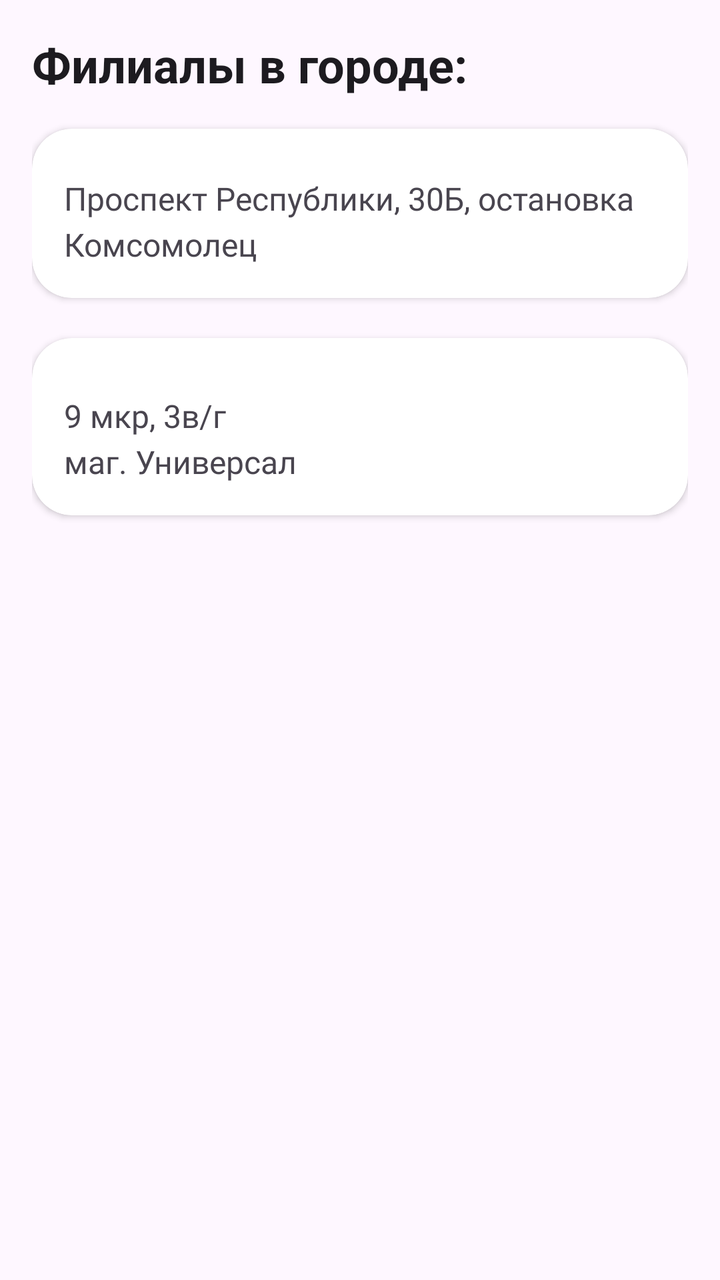
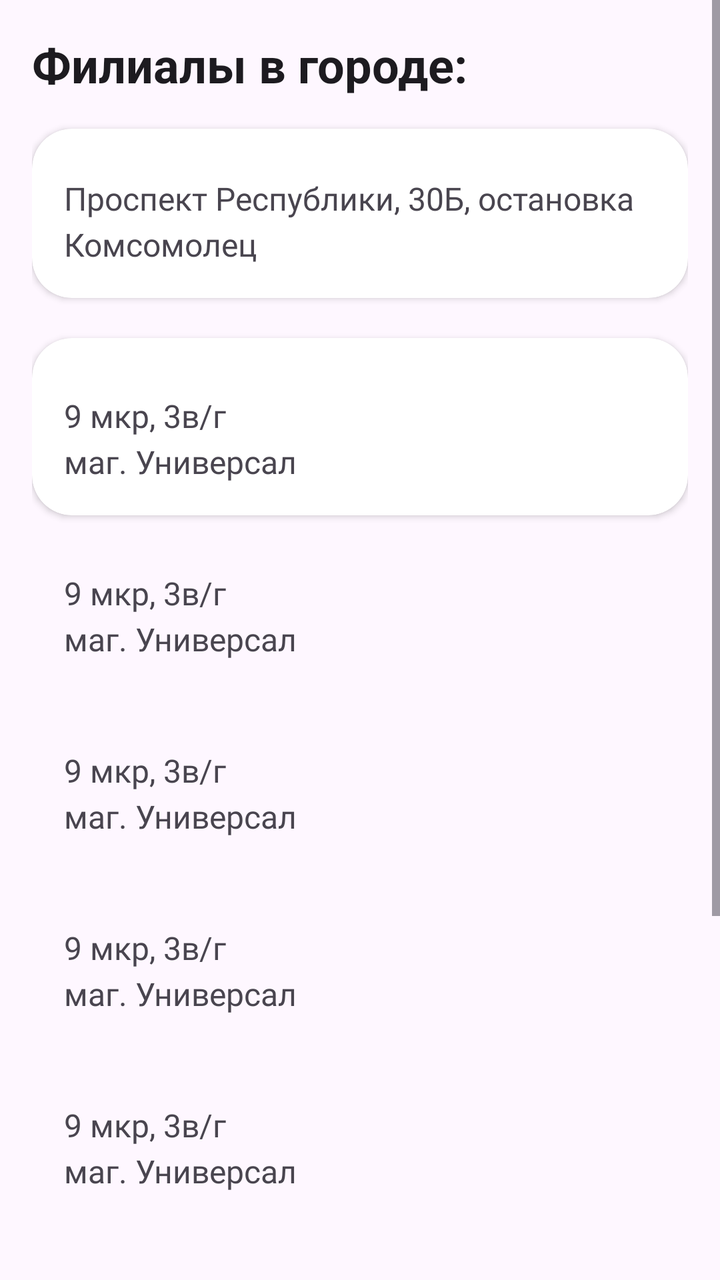

Two renders of the same Android screen: before a commit and after it. Below are the layout's source before the change and the commit's diff.
<!-- AndroidManifest.xml: application theme Theme.CenterFoto -->
<!-- res/layout/activity_branches.xml -->
<?xml version="1.0" encoding="utf-8"?>
<LinearLayout xmlns:android="http://schemas.android.com/apk/res/android"
    xmlns:tools="http://schemas.android.com/tools"
    xmlns:app="http://schemas.android.com/apk/res-auto"
    android:id="@+id/branches_container"
    android:layout_width="match_parent"
    android:layout_height="match_parent"
    android:orientation="vertical"
    android:padding="16dp"
    tools:context=".BranchesActivity">

    
    <TextView
        android:id="@+id/title"
        android:layout_width="wrap_content"
        android:layout_height="wrap_content"
        android:text="Филиалы в городе:"
        android:textSize="24sp"
        android:textStyle="bold"
        android:textColor="?android:attr/textColorPrimary"
        android:paddingBottom="16dp" />

    
    <androidx.cardview.widget.CardView
        android:id="@+id/first"
        android:layout_width="match_parent"
        android:layout_height="wrap_content"

        app:cardCornerRadius="20dp">


    <TextView
        android:id="@+id/komsomolets"
        android:layout_width="match_parent"
        android:layout_height="wrap_content"
        android:layout_marginTop="8dp"
        android:padding="16dp"
        android:fontFamily="@font/firasans"
        android:text="Проспект Республики, 30Б, остановка Комсомолец"
        android:textSize="16sp"
        android:lineSpacingExtra="4dp"
        android:elevation="2dp" />
    </androidx.cardview.widget.CardView>
    

    <androidx.cardview.widget.CardView
        android:layout_width="match_parent"
        android:layout_height="wrap_content"
        android:layout_marginTop="20dp"
        app:cardCornerRadius="20dp">
    <TextView
        android:id="@+id/universal"
        android:layout_width="match_parent"
        android:layout_height="wrap_content"
        android:layout_marginTop="12dp"
        android:fontFamily="@font/firasans"
        android:padding="16dp"
        android:text="9 мкр, 3в/г\nмаг. Универсал"
        android:textSize="16sp"
        android:lineSpacingExtra="4dp"

        android:elevation="2dp" />
    </androidx.cardview.widget.CardView>
</LinearLayout>
<!-- resources referenced by this layout -->
<resources>
  <style name="Theme.CenterFoto" parent="Base.Theme.CenterFoto" />
  <style name="Base.Theme.CenterFoto" parent="Theme.Material3.DayNight.NoActionBar">
          <item name="colorPrimary">@color/md_theme_light_primary</item>
          <item name="colorPrimaryVariant">@color/md_theme_light_primaryContainer</item>
          <item name="colorOnPrimary">@color/white</item>
          
          <item name="android:statusBarColor">@android:color/transparent</item>
          <item name="android:navigationBarColor">@android:color/transparent</item>
          <item name="android:windowLightStatusBar">true</item>          
          <item name="android:windowLightNavigationBar">true</item>
  
          
          <item name="android:enforceStatusBarContrast">false</item>
          <item name="android:enforceNavigationBarContrast">false</item>
  
      </style>
  <color name="md_theme_light_primary">#000000</color>
  <color name="md_theme_light_primaryContainer">#D1E4FF</color>
  <color name="white">#FFFFFFFF</color>
</resources>

<!-- the commit's change to res/layout/activity_branches.xml (unified diff, before → after) -->
@@ -1,4 +1,9 @@
 <?xml version="1.0" encoding="utf-8"?>
+<ScrollView
+    xmlns:android="http://schemas.android.com/apk/res/android"
+    android:id="@+id/scroll"
+    android:layout_width="match_parent"
+    android:layout_height="wrap_content">
 <LinearLayout xmlns:android="http://schemas.android.com/apk/res/android"
     xmlns:tools="http://schemas.android.com/tools"
     xmlns:app="http://schemas.android.com/apk/res-auto"
@@ -8,6 +13,7 @@
     android:orientation="vertical"
     android:padding="16dp"
     tools:context=".BranchesActivity">
+
 
     
     <TextView
@@ -60,5 +66,98 @@
         android:lineSpacingExtra="4dp"
 
         android:elevation="2dp" />
+
     </androidx.cardview.widget.CardView>
+
+    <TextView
+        android:id="@+id/universal2"
+        android:layout_width="match_parent"
+        android:layout_height="wrap_content"
+        android:layout_marginTop="12dp"
+        android:elevation="2dp"
+        android:fontFamily="@font/firasans"
+        android:lineSpacingExtra="4dp"
+        android:padding="16dp"
+        android:text="9 мкр, 3в/г\nмаг. Универсал"
+
+        android:textSize="16sp" />
+
+    <TextView
+        android:id="@+id/universal3"
+        android:layout_width="match_parent"
+        android:layout_height="wrap_content"
+        android:layout_marginTop="12dp"
+        android:elevation="2dp"
+        android:fontFamily="@font/firasans"
+        android:lineSpacingExtra="4dp"
+        android:padding="16dp"
+        android:text="9 мкр, 3в/г\nмаг. Универсал"
+
+        android:textSize="16sp" />
+
+    <TextView
+        android:id="@+id/universal4"
+        android:layout_width="match_parent"
+        android:layout_height="wrap_content"
+        android:layout_marginTop="12dp"
+        android:elevation="2dp"
+        android:fontFamily="@font/firasans"
+        android:lineSpacingExtra="4dp"
+        android:padding="16dp"
+        android:text="9 мкр, 3в/г\nмаг. Универсал"
+
+        android:textSize="16sp" />
+
+    <TextView
+        android:id="@+id/universal5"
+        android:layout_width="match_parent"
+        android:layout_height="wrap_content"
+        android:layout_marginTop="12dp"
+        android:elevation="2dp"
+        android:fontFamily="@font/firasans"
+        android:lineSpacingExtra="4dp"
+        android:padding="16dp"
+        android:text="9 мкр, 3в/г\nмаг. Универсал"
+
+        android:textSize="16sp" />
+
+    <TextView
+        android:id="@+id/universal6"
+        android:layout_width="match_parent"
+        android:layout_height="wrap_content"
+        android:layout_marginTop="12dp"
+        android:elevation="2dp"
+        android:fontFamily="@font/firasans"
+        android:lineSpacingExtra="4dp"
+        android:padding="16dp"
+        android:text="9 мкр, 3в/г\nмаг. Универсал"
+
+        android:textSize="16sp" />
+
+    <TextView
+        android:id="@+id/universal7"
+        android:layout_width="match_parent"
+        android:layout_height="wrap_content"
+        android:layout_marginTop="12dp"
+        android:elevation="2dp"
+        android:fontFamily="@font/firasans"
+        android:lineSpacingExtra="4dp"
+        android:padding="16dp"
+        android:text="9 мкр, 3в/г\nмаг. Универсал"
+
+        android:textSize="16sp" />
+
+    <TextView
+        android:id="@+id/universal8"
+        android:layout_width="match_parent"
+        android:layout_height="wrap_content"
+        android:layout_marginTop="12dp"
+        android:elevation="2dp"
+        android:fontFamily="@font/firasans"
+        android:lineSpacingExtra="4dp"
+        android:padding="16dp"
+        android:text="9 мкр, 3в/г\nмаг. Универсал"
+
+        android:textSize="16sp" />
 </LinearLayout>
+</ScrollView>
